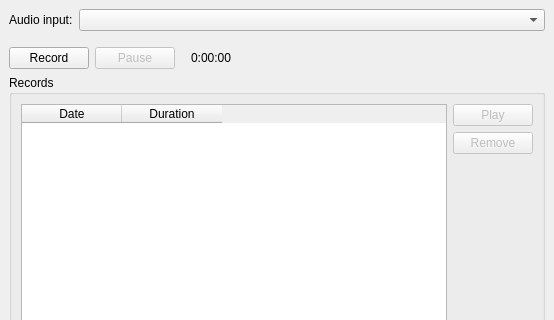
Qt form voicerecorder/mainwindow.ui (espdev/VoiceRecorder) before a commit; both pictures show x 0 to 554 and y 0 to 320 of the 554 by 573 pixel window.
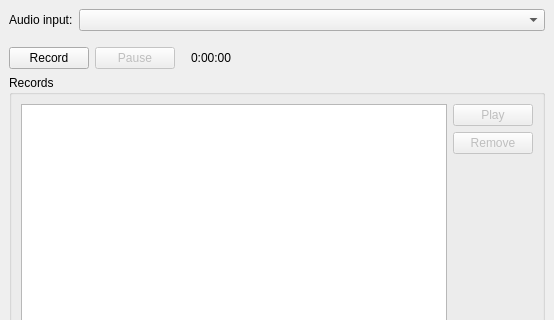
The same form after that commit. Icons and pictures are not drawn.

Commit message: Use records model/view

Diff of the .ui file:
```diff
--- a/voicerecorder/mainwindow.ui
+++ b/voicerecorder/mainwindow.ui
@@ -159,23 +159,13 @@
       </property>
       <layout class="QHBoxLayout" name="horizontalLayout_2">
        <item>
-        <widget class="QTableWidget" name="tableRecords">
+        <widget class="QTableView" name="recordsTableView">
          <property name="editTriggers">
           <set>QAbstractItemView::NoEditTriggers</set>
          </property>
          <property name="selectionBehavior">
           <enum>QAbstractItemView::SelectRows</enum>
          </property>
-         <column>
-          <property name="text">
-           <string>Date</string>
-          </property>
-         </column>
-         <column>
-          <property name="text">
-           <string>Duration</string>
-          </property>
-         </column>
         </widget>
        </item>
        <item>
```
The commit also changes 4 other files.
